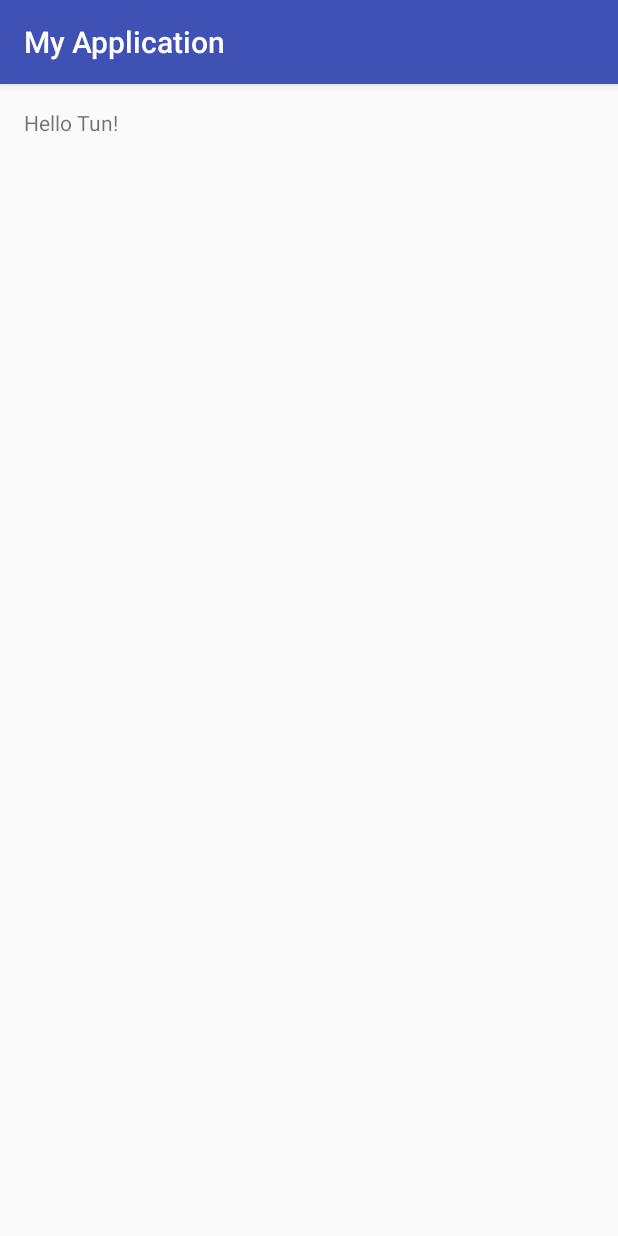
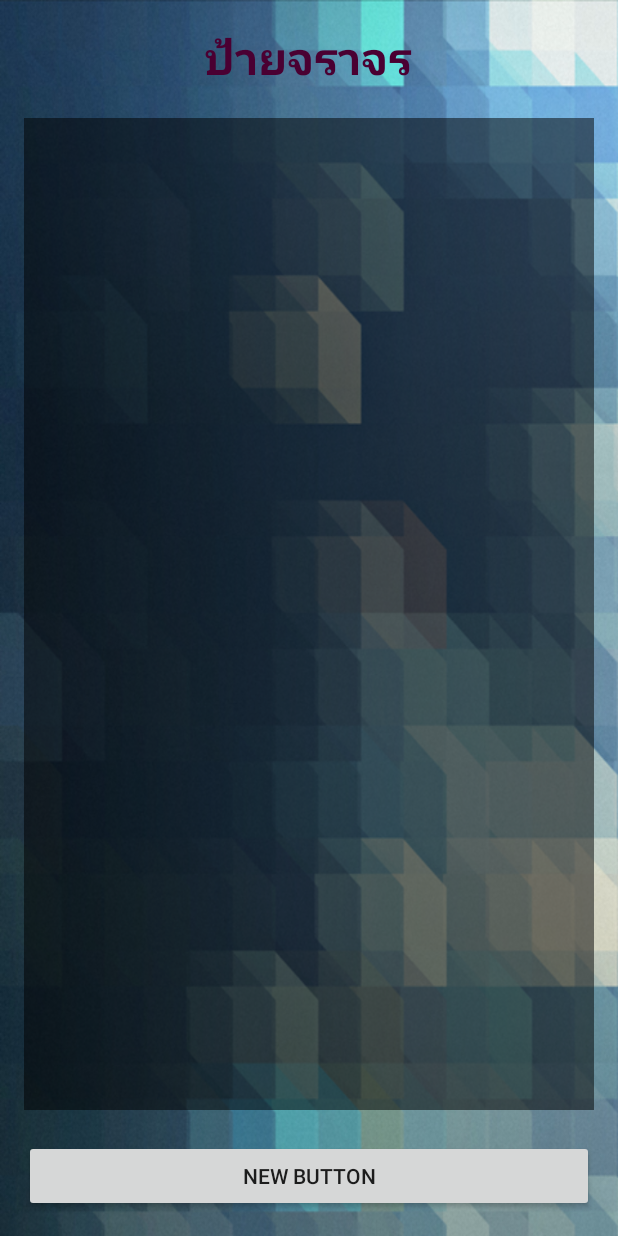
Before and after one commit to douzmee/Traffic-30July, an Android app: the screen it shows after launch (MainActivity), on a phone screen of 412 x 824 dp. Run offline under Robolectric (Android 15) with nearby library versions, the phone set to English and light mode, and no system bars.

Commit message:
design ปุ่ ลิส

```diff
--- a/app/src/main/res/layout/activity_main.xml
+++ b/app/src/main/res/layout/activity_main.xml
@@ -7,11 +7,33 @@
     android:paddingLeft="@dimen/activity_horizontal_margin"
     android:paddingRight="@dimen/activity_horizontal_margin"
     android:paddingTop="@dimen/activity_vertical_margin"
-    tools:context="com.example.user.myapplication.MainActivity">
+    tools:context="com.example.user.myapplication.MainActivity"
+    android:background="@drawable/wallpapers_b_05">
 
     <TextView
         android:layout_width="wrap_content"
         android:layout_height="wrap_content"
-        android:text="Hello Tun!"
-        android:layout_alignParentTop="true" />
+        android:text="@string/title_main"
+        android:id="@+id/textView"
+        android:textSize="@dimen/h1"
+        android:textStyle="bold"
+        android:layout_centerHorizontal="true"
+        android:textColor="@color/text" />
+
+    <Button
+        android:layout_width="match_parent"
+        android:layout_height="wrap_content"
+        android:text="New Button"
+        android:id="@+id/button"
+        android:layout_alignParentBottom="true" />
+
+    <ListView
+        android:layout_width="wrap_content"
+        android:layout_height="wrap_content"
+        android:id="@+id/listView"
+        android:layout_below="@+id/textView"
+        android:layout_above="@+id/button"
+        android:layout_marginTop="20dp"
+        android:layout_marginBottom="20dp"
+        android:background="#82000000" />
 </RelativeLayout>
--- a/app/src/main/res/values/colors.xml
+++ b/app/src/main/res/values/colors.xml
@@ -3,4 +3,7 @@
     <color name="colorPrimary">#3F51B5</color>
     <color name="colorPrimaryDark">#303F9F</color>
     <color name="colorAccent">#FF4081</color>
+
+    <color name="text">#4a0032</color>
+
 </resources>
--- a/app/src/main/res/values/dimens.xml
+++ b/app/src/main/res/values/dimens.xml
@@ -2,4 +2,9 @@
     <!-- Default screen margins, per the Android Design guidelines. -->
     <dimen name="activity_horizontal_margin">16dp</dimen>
     <dimen name="activity_vertical_margin">16dp</dimen>
+
+    <dimen name="h1">30sp</dimen>
+    <dimen name="h2">20sp</dimen>
+
+
 </resources>
--- a/app/src/main/res/values/strings.xml
+++ b/app/src/main/res/values/strings.xml
@@ -1,3 +1,6 @@
 <resources>
     <string name="app_name">My Application</string>
+
+    <string name="title_main">ป้ายจราจร</string>
+
 </resources>
--- a/app/src/main/res/values/styles.xml
+++ b/app/src/main/res/values/styles.xml
@@ -1,7 +1,7 @@
 <resources>
 
     <!-- Base application theme. -->
-    <style name="AppTheme" parent="Theme.AppCompat.Light.DarkActionBar">
+    <style name="AppTheme" parent="Theme.AppCompat.Light.NoActionBar">
         <!-- Customize your theme here. -->
         <item name="colorPrimary">@color/colorPrimary</item>
         <item name="colorPrimaryDark">@color/colorPrimaryDark</item>
```
Also changed, not shown: app/src/main/res/drawable/wallpapers_b_05.png (added).
